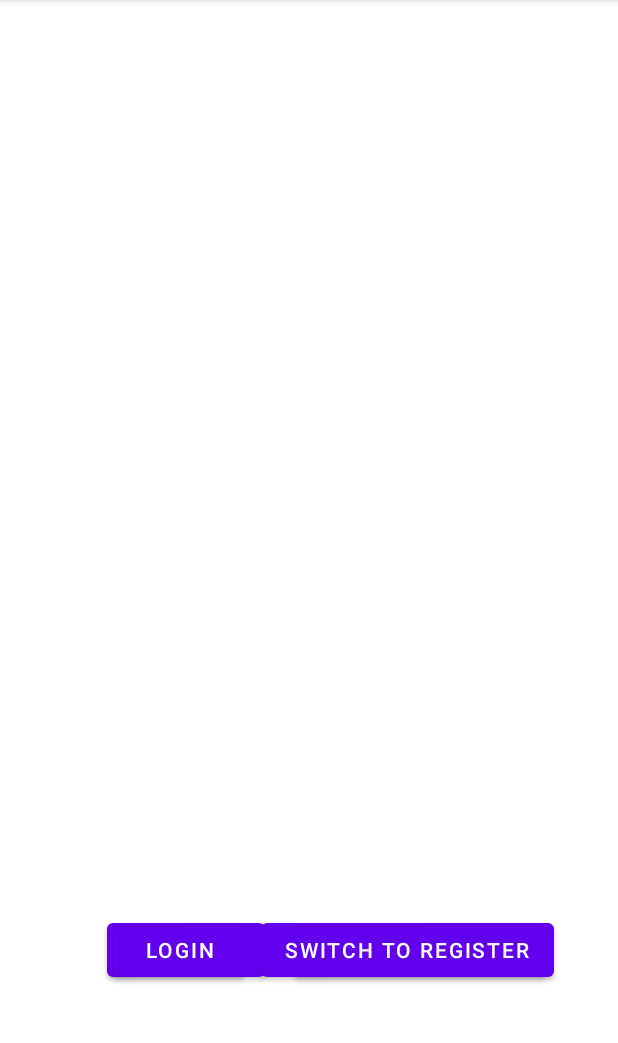
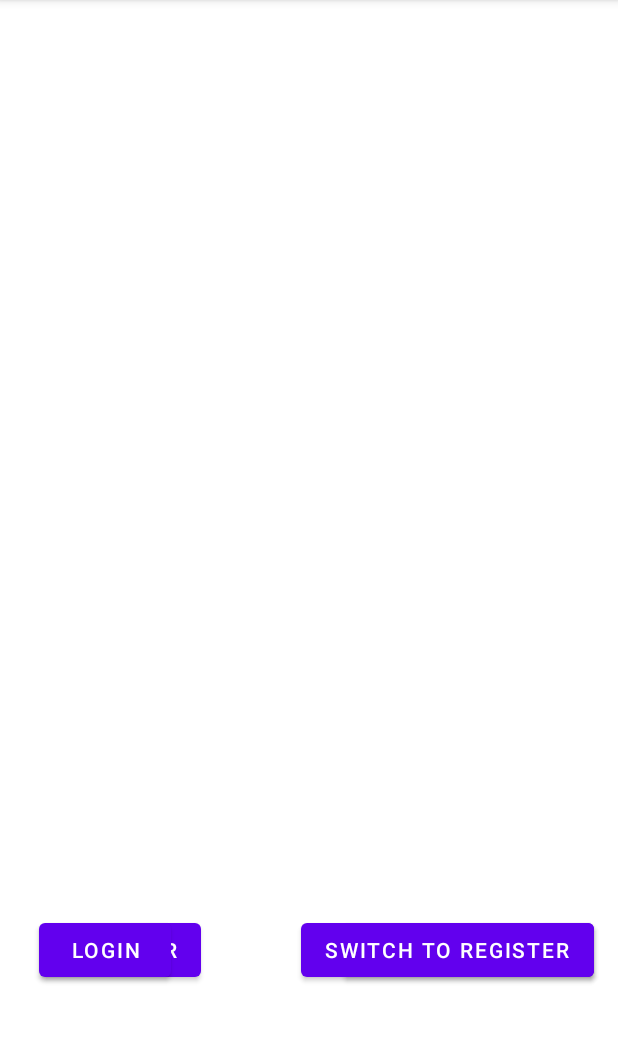
Before and after one commit to huthuthiddeli/DermaAI, an Android app: the fragment RegisterFragment placed in its activity, on a phone screen of 412 x 824 dp, the part 84-1127 px from its top. Run offline under Robolectric (Android 15) with nearby library versions, the phone set to English and light mode, and no system bars.

Commit message:
Android - Gradle
Gradle: Error fixed
Pain :skull:

```diff
--- a/src/Android/app/build.gradle.kts
+++ b/src/Android/app/build.gradle.kts
@@ -42,7 +42,6 @@ dependencies {
 
     implementation(libs.androidx.core.ktx)
     implementation(libs.androidx.appcompat)
-    implementation(libs.material)
     implementation(libs.androidx.constraintlayout)
     implementation(libs.androidx.lifecycle.livedata.ktx)
     implementation(libs.androidx.lifecycle.viewmodel.ktx)
@@ -57,9 +56,7 @@ dependencies {
     implementation(libs.androidx.camera.extensions)
     implementation(libs.androidx.ui.tooling)
     implementation(libs.androidx.activity.ktx)
-    implementation(libs.androidx.activity.ktx)
-    implementation(libs.androidx.activity.ktx)
-    implementation(libs.androidx.activity.ktx)
+    implementation(libs.androidx.fragment)
     testImplementation(libs.junit)
     androidTestImplementation(libs.androidx.junit)
     androidTestImplementation(libs.androidx.espresso.core)
--- a/src/Android/app/src/main/java/com/example/dermaai_android_140/MainActivity.kt
+++ b/src/Android/app/src/main/java/com/example/dermaai_android_140/MainActivity.kt
@@ -48,11 +48,7 @@ class MainActivity : AppCompatActivity() {
 
     }
 
-    private fun changeActivity()
-    {
-        val intent = Intent(this, LoginActivity::class.java)
-        startActivity(intent)
-    }
+
 
 
     private fun replaceFragment(fragment : Fragment)
--- a/src/Android/app/src/main/java/com/example/dermaai_android_140/MyClasses/Api.kt
+++ b/src/Android/app/src/main/java/com/example/dermaai_android_140/MyClasses/Api.kt
@@ -1,5 +1,5 @@
 package com.example.dermaai_android_140.MyClasses
 
-class Api {
+open class Api {
 
 }
--- a/src/Android/app/src/main/java/com/example/dermaai_android_140/ui/accountinfo/AccountinfoFragment.kt
+++ b/src/Android/app/src/main/java/com/example/dermaai_android_140/ui/accountinfo/AccountinfoFragment.kt
@@ -23,6 +23,6 @@ class AccountinfoFragment(private val isLogin : Boolean) : Fragment() {
         else{
             return inflater.inflate(R.layout.fragment_accountinfo_register, container, false)
         }
+    }
 
-    }
 }
--- a/src/Android/app/src/main/java/com/example/dermaai_android_140/ui/login/LoginActivity.kt
+++ b/src/Android/app/src/main/java/com/example/dermaai_android_140/ui/login/LoginActivity.kt
@@ -17,7 +17,6 @@ class LoginActivity : AppCompatActivity() {
 
 
     private lateinit var binding: ActivityMainBinding
-
 
     override fun onCreate(savedInstanceState: Bundle?) {
         super.onCreate(savedInstanceState)
--- a/src/Android/app/src/main/java/com/example/dermaai_android_140/ui/login/LoginFragment.kt
+++ b/src/Android/app/src/main/java/com/example/dermaai_android_140/ui/login/LoginFragment.kt
@@ -1,6 +1,7 @@
 package com.example.dermaai_android_140.ui.login
 
 import android.Manifest
+import android.content.Intent
 import android.content.pm.PackageManager
 import android.os.Bundle
 import android.view.LayoutInflater
@@ -10,13 +11,14 @@ import android.widget.Button
 import androidx.core.app.ActivityCompat
 import androidx.core.content.ContextCompat
 import androidx.fragment.app.Fragment
+import com.example.dermaai_android_140.MainActivity
 import com.example.dermaai_android_140.R
 import com.example.dermaai_android_140.databinding.FragmentLoginBinding
 import com.example.dermaai_android_140.databinding.FragmentPhotoBinding
 import com.example.dermaai_android_140.ui.accountinfo.AccountinfoFragment
 import com.example.dermaai_android_140.ui.register.RegisterFragment
 
-class LoginFragment : Fragment() {
+class LoginFragment() : Fragment() {
 
     private var _binding: FragmentLoginBinding? = null
 
@@ -24,34 +26,31 @@ class LoginFragment : Fragment() {
 
 
     override fun onCreateView(
-        inflater: LayoutInflater,
-        container: ViewGroup?,
+        inflater: LayoutInflater, container: ViewGroup?,
         savedInstanceState: Bundle?
     ): View? {
 
         val view = inflater.inflate(R.layout.fragment_login, container, false)
 
-
         val switchToRegisterBtn = view.findViewById<Button>(R.id.switchToRegisterBtn)
-        //switchToRegisterBtn = binding.switchToRegisterBtn
-
+        val loginBtn = view.findViewById<Button>(R.id.loginBtn)
 
         switchToRegisterBtn.setOnClickListener {
-
             parentFragmentManager.beginTransaction()
                 .replace(R.id.fragment_placeholder_buttons, RegisterFragment())
                 .addToBackStack(null)
                 .commit()
 
-
             parentFragmentManager.beginTransaction()
                 .replace(R.id.fragment_placeholder_accountinfo, AccountinfoFragment(false))
                 .commit()
-
         }
 
+        loginBtn.setOnClickListener{
 
-
+            val intent = Intent(requireContext(), MainActivity::class.java)
+            startActivity(intent)
+        }
 
         return view
     }
@@ -60,5 +59,4 @@ class LoginFragment : Fragment() {
 
 
 
-
 }
--- a/src/Android/app/src/main/res/layout/fragment_login.xml
+++ b/src/Android/app/src/main/res/layout/fragment_login.xml
@@ -14,7 +14,7 @@
         android:layout_height="wrap_content"
         android:text="@string/fragment_loginBtn"
         app:layout_constraintBottom_toBottomOf="parent"
-        app:layout_constraintEnd_toEndOf="parent"
+        app:layout_constraintEnd_toStartOf="@+id/switchToRegisterBtn"
         app:layout_constraintHorizontal_bias="0.232"
         app:layout_constraintStart_toStartOf="parent"
         app:layout_constraintTop_toTopOf="parent"
@@ -27,7 +27,7 @@
         android:text="@string/fragment_SwitchToRegisterBtn"
         app:layout_constraintBottom_toBottomOf="parent"
         app:layout_constraintEnd_toEndOf="parent"
-        app:layout_constraintHorizontal_bias="0.802"
+        app:layout_constraintHorizontal_bias="0.925"
         app:layout_constraintStart_toStartOf="parent"
         app:layout_constraintTop_toTopOf="parent"
         app:layout_constraintVertical_bias="0.846" />
--- a/src/Android/app/src/main/res/layout/fragment_register.xml
+++ b/src/Android/app/src/main/res/layout/fragment_register.xml
@@ -12,7 +12,7 @@
         android:text="@string/fragment_SwitchToLoginBtn"
         app:layout_constraintBottom_toBottomOf="parent"
         app:layout_constraintEnd_toEndOf="parent"
-        app:layout_constraintHorizontal_bias="0.802"
+        app:layout_constraintHorizontal_bias="0.934"
         app:layout_constraintStart_toStartOf="parent"
         app:layout_constraintTop_toTopOf="parent"
         app:layout_constraintVertical_bias="0.846" />
@@ -23,7 +23,7 @@
         android:layout_height="wrap_content"
         android:text="@string/fragment_RegisterBtn"
         app:layout_constraintBottom_toBottomOf="parent"
-        app:layout_constraintEnd_toEndOf="parent"
+        app:layout_constraintEnd_toStartOf="@+id/switchToLoginBtn"
         app:layout_constraintHorizontal_bias="0.232"
         app:layout_constraintStart_toStartOf="parent"
         app:layout_constraintTop_toTopOf="parent"
```
Also changed, not shown: src/Android/app/src/main/java/com/example/dermaai_android_140/MyClasses/LoginApi.kt (added, +17 -0 lines), src/Android/gradle/libs.versions.toml (+9 -5 lines), 2 other files.
